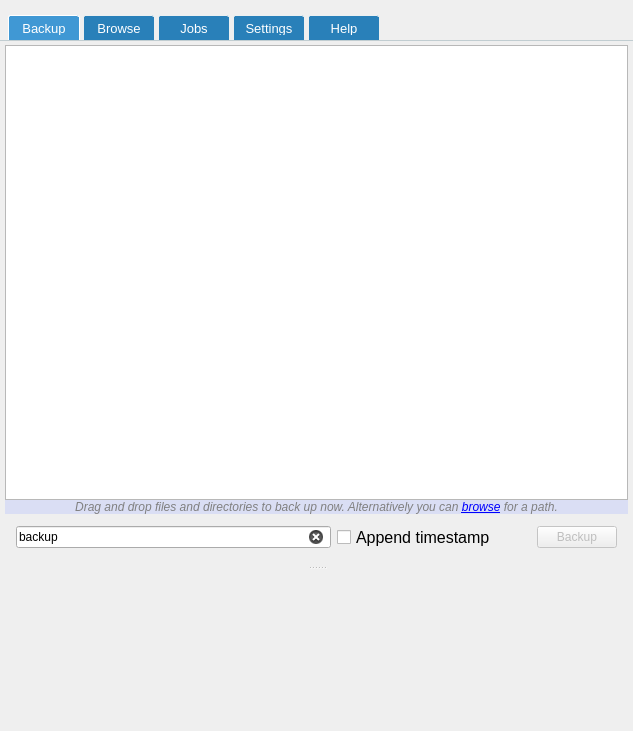
Qt form forms/mainwindow.ui (Tarsnap/tarsnap-gui) before a commit.
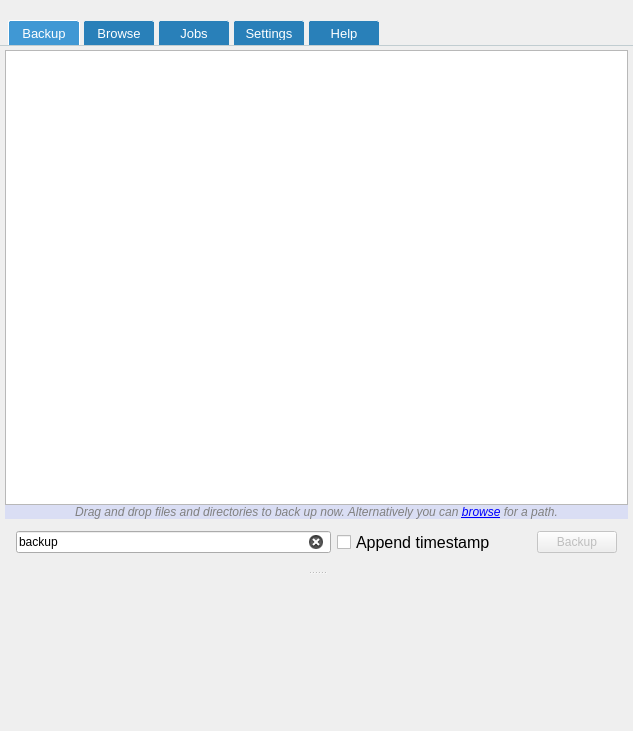
The same form after that commit. Icons and pictures are not drawn. Custom widgets are drawn as their Qt base class.

Commit message: Main window header height adjustment.

What changed in the file:
```diff
--- a/forms/mainwindow.ui
+++ b/forms/mainwindow.ui
@@ -32,7 +32,7 @@
     <number>0</number>
    </property>
    <property name="topMargin">
-    <number>15</number>
+    <number>20</number>
    </property>
    <property name="rightMargin">
     <number>0</number>
```
